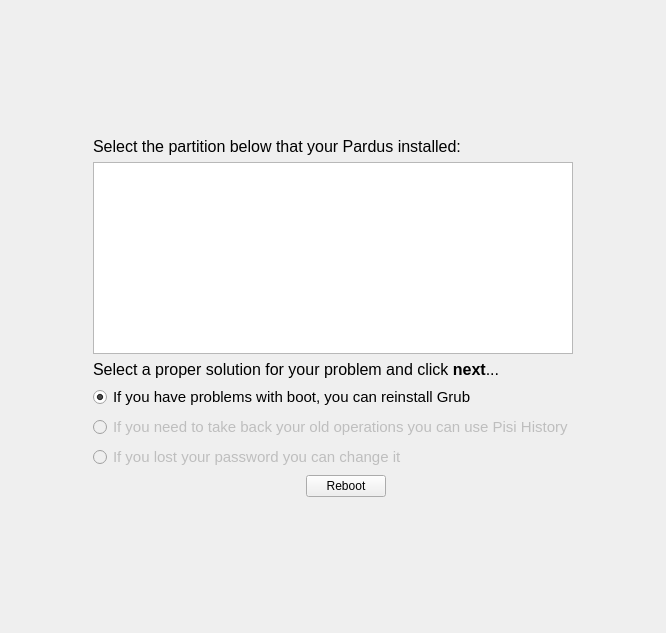
First picture: the form in yali4/gui/Ui/rescuewidget.ui, repository dadas45li/yali, before the edit.
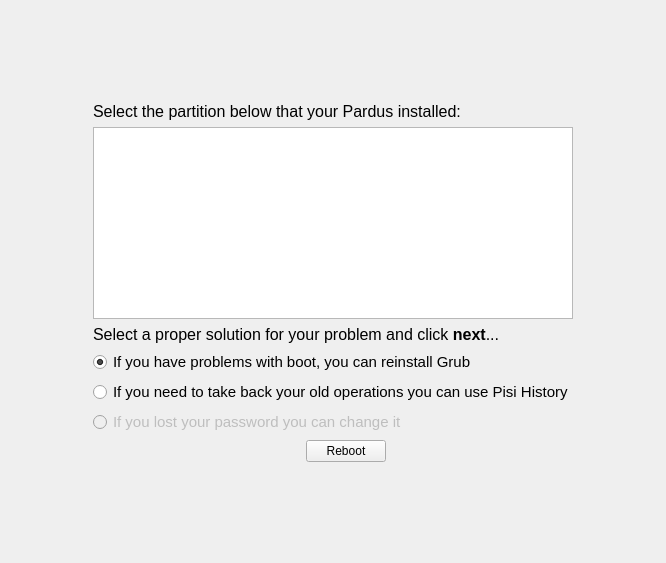
Second picture: the form after the edit. Icons and pictures are not drawn.

```diff
--- a/yali4/gui/Ui/rescuewidget.ui
+++ b/yali4/gui/Ui/rescuewidget.ui
@@ -7,7 +7,7 @@
     <x>0</x>
     <y>0</y>
     <width>666</width>
-    <height>633</height>
+    <height>563</height>
    </rect>
   </property>
   <property name="windowTitle">
@@ -135,9 +135,6 @@
    </item>
    <item row="5" column="1" colspan="2">
     <widget class="QRadioButton" name="usePisiHs">
-     <property name="enabled">
-      <bool>false</bool>
-     </property>
      <property name="font">
       <font>
        <pointsize>11</pointsize>
```
Left out of the diff: 6 changed lines with no effect on the pictures.
